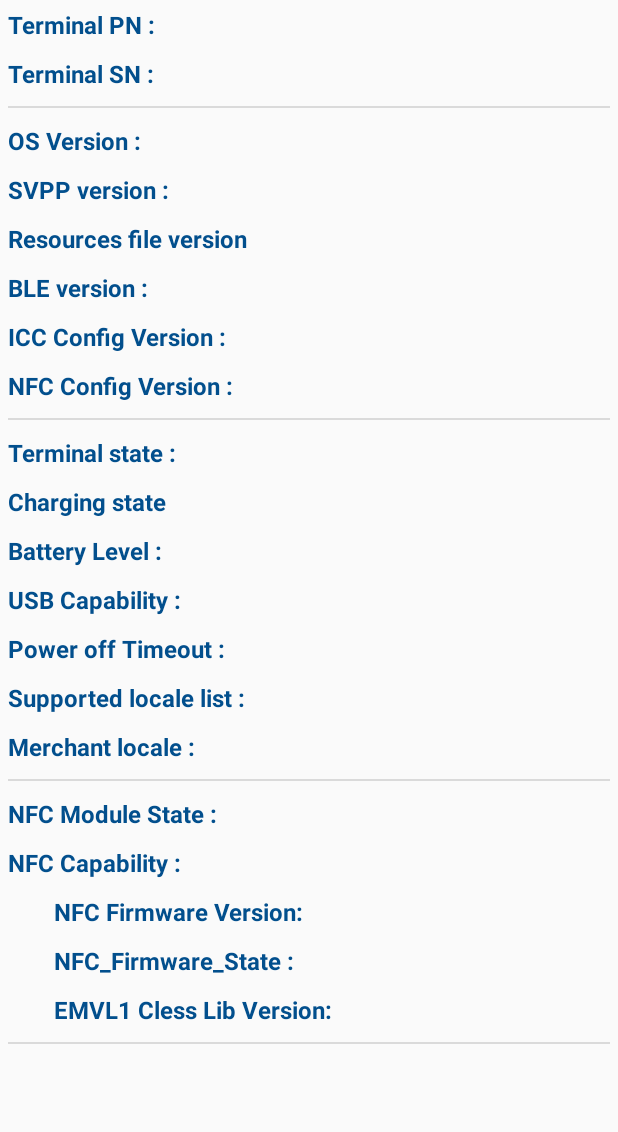
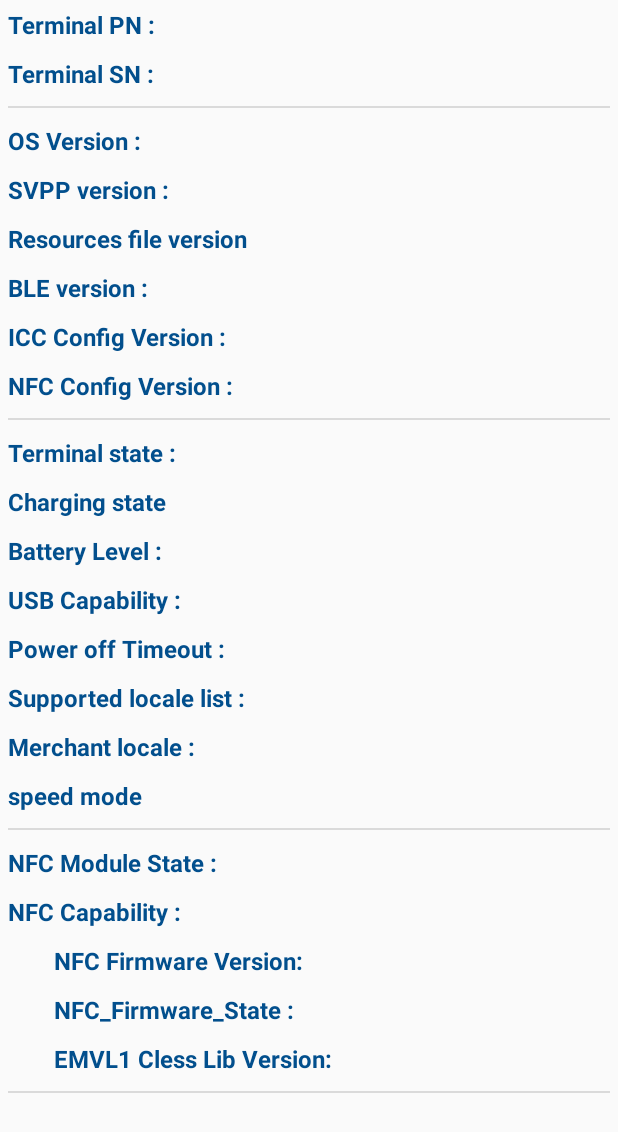
Before and after one commit to YouTransactor-SAS/mPOS-SDK-Android, an Android app: the layout fragment_get_info.xml on its own in the app's theme, with its tools: preview values and no code run, on a phone screen of 412 x 824 dp. Shown: the top 1132 px of the screen. Run offline under Robolectric (Android 15) with nearby library versions, the phone set to English and light mode, and no system bars.

Commit message:
Release 3.4.38

```diff
--- a/sampleapp/build.gradle
+++ b/sampleapp/build.gradle
@@ -11,8 +11,8 @@ android {
         applicationId "com.youtransactor.sampleapp"
         minSdkVersion 19
         targetSdkVersion 31
-        versionCode 3437
-        versionName "3.4.37"
+        versionCode 3438
+        versionName "3.4.38"
         multiDexEnabled true
     }
 
@@ -85,5 +85,5 @@ dependencies {
     implementation 'androidx.constraintlayout:constraintlayout:2.1.2'
     implementation 'androidx.multidex:multidex:2.0.1'
 
-    implementation files('libs/libApp-3.4.37.aar')
+    implementation files('libs/libApp-3.4.38.aar')
 }
--- a/sampleapp/src/main/res/layout/fragment_get_info.xml
+++ b/sampleapp/src/main/res/layout/fragment_get_info.xml
@@ -405,6 +405,31 @@
                 android:textSize="16sp" />
         </LinearLayout>
 
+        <LinearLayout
+            android:layout_width="wrap_content"
+            android:layout_height="wrap_content"
+            android:orientation="horizontal">
+
+            <TextView
+                android:layout_width="match_parent"
+                android:layout_height="wrap_content"
+                android:layout_margin="@dimen/margin"
+                android:gravity="left"
+                android:text="@string/speed_mode"
+                android:textColor="@color/colorPrimaryDark"
+                android:textSize="16sp"
+                android:textStyle="bold" />
+
+            <TextView
+                android:id="@+id/speed_mode"
+                android:layout_width="match_parent"
+                android:layout_height="wrap_content"
+                android:layout_marginTop="@dimen/margin"
+                android:layout_marginBottom="@dimen/margin"
+                android:gravity="center"
+                android:textSize="16sp" />
+        </LinearLayout>
+
         <View
             android:layout_width="match_parent"
             android:layout_height="1dp"
--- a/sampleapp/src/main/res/values/strings.xml
+++ b/sampleapp/src/main/res/values/strings.xml
@@ -288,5 +288,6 @@
     <string name="set">set</string>
     <string name="configure">configure</string>
     <string name="get_cb_command_failed"> Get CB Tag:\n %s Failed !</string>
+    <string name="speed_mode">speed mode</string>
 
 </resources>
```
Also changed, not shown: sampleapp/src/main/java/com/youtransactor/sampleapp/rpc/FragmentDialogGetInfo.java (+12 -4 lines), sampleapp/src/main/java/com/youtransactor/sampleapp/test/LogsAdapter.java (+2 -2 lines).
